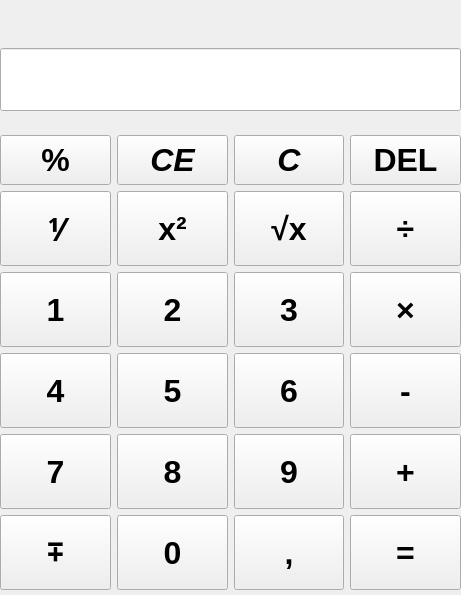
Old version of the form calc.ui in the repository UmbrellaLeaf5/simple_calculator.
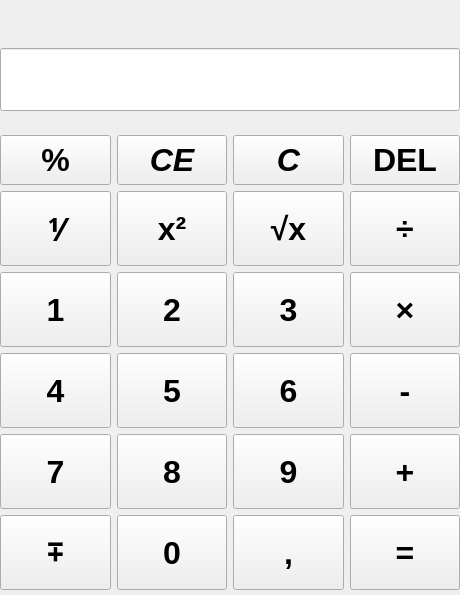
New version of the form.

The edit to the form file:
```diff
--- a/calc.ui
+++ b/calc.ui
@@ -6,7 +6,7 @@
    <rect>
     <x>0</x>
     <y>0</y>
-    <width>461</width>
+    <width>460</width>
     <height>595</height>
    </rect>
   </property>
@@ -18,7 +18,7 @@
     <rect>
      <x>0</x>
      <y>0</y>
-     <width>461</width>
+     <width>460</width>
      <height>590</height>
     </rect>
    </property>
```
